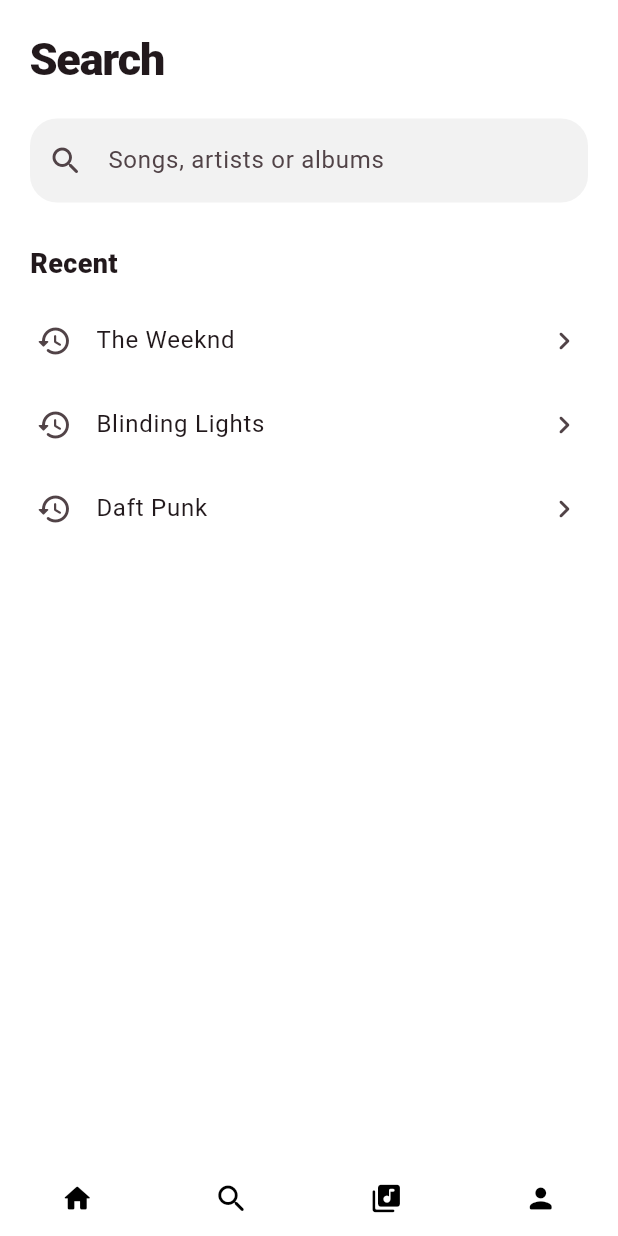
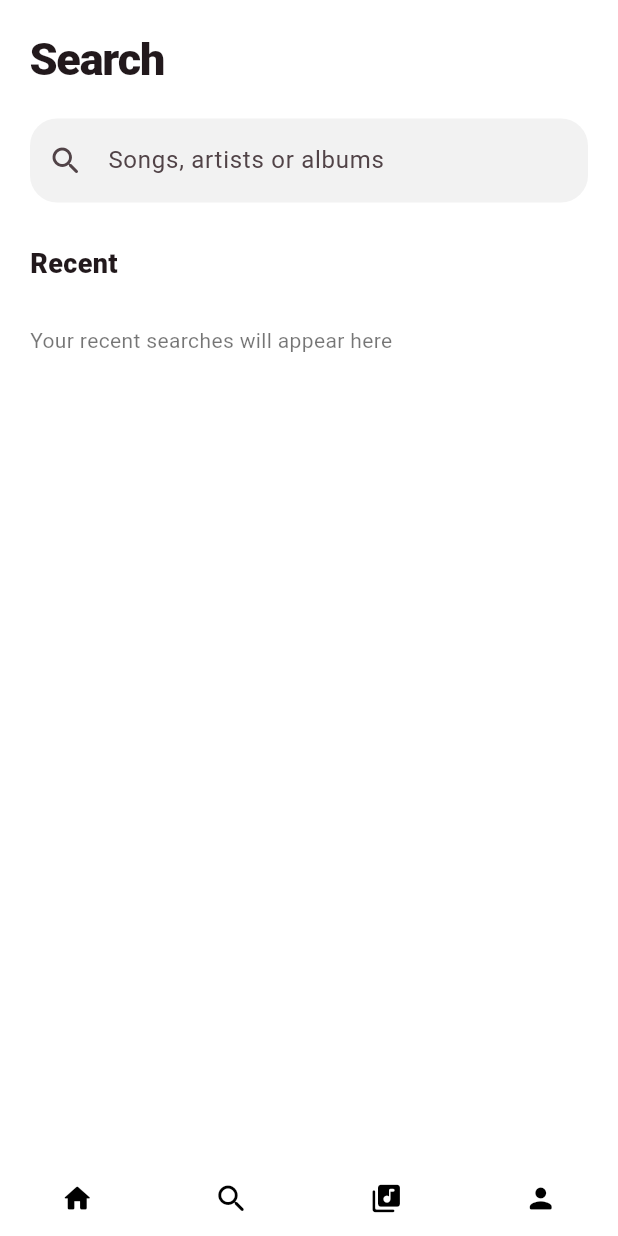
Before and after one commit to FrezzDEV/FlowLy-v1, a Flutter app: the screen it shows after launch, item 2 of the bottom bar chosen, on a phone screen of 412 x 824 dp. Run offline on Flutter 3.47's test engine with Material 3 defaults, Android fonts, the phone set to English and light mode, and no system bars; our stand-ins replace audio_service, just_audio, shared_preferences; network calls fail; statements that could not run were skipped.

Commit message:
feat: make recent searches persistent

```diff
--- a/lib/features/search/presentation/pages/search_page.dart
+++ b/lib/features/search/presentation/pages/search_page.dart
@@ -4,6 +4,7 @@ import '../../../../data/models/track_model.dart';
 import '../../../player/infrastructure/audio_player_service.dart';
 import '../../domain/search_repository.dart';
 import '../bloc/search_controller.dart';
+import '../data/recent_search_store.dart';
 import '../widgets/search_result_tile.dart';
 
 class SearchPage extends StatefulWidget {
@@ -22,15 +23,11 @@ class SearchPage extends StatefulWidget {
 
 class _SearchPageState extends State<SearchPage> {
   late final FlowLySearchController _controller;
+  late final RecentSearchStore _recentStore;
   final _textController = TextEditingController();
   final _focusNode = FocusNode();
 
-  final List<String> _recentSearches = <String>[
-    'The Weeknd',
-    'Blinding Lights',
-    'Daft Punk',
-  ];
-
+  List<String> _recentSearches = const <String>[];
   String? _playingVideoId;
   bool _loadingTrack = false;
 
@@ -38,8 +35,16 @@ class _SearchPageState extends State<SearchPage> {
   void initState() {
     super.initState();
     _controller = FlowLySearchController(widget.searchRepository);
+    _recentStore = const RecentSearchStore();
     _focusNode.requestFocus();
     _controller.addListener(_onChanged);
+    _loadRecentSearches();
+  }
+
+  Future<void> _loadRecentSearches() async {
+    final recent = await _recentStore.load();
+    if (!mounted) return;
+    setState(() => _recentSearches = recent);
   }
 
   void _onChanged() => setState(() {});
@@ -52,6 +57,18 @@ class _SearchPageState extends State<SearchPage> {
     _textController.dispose();
     _focusNode.dispose();
     super.dispose();
+  }
+
+  Future<void> _selectRecent(String query) async {
+    _textController.text = query;
+    _textController.selection = TextSelection.collapsed(offset: query.length);
+    await _controller.search(query);
+    if (mounted) setState(() {});
+  }
+
+  Future<void> _removeRecent(String query) async {
+    await _recentStore.remove(query);
+    await _loadRecentSearches();
   }
 
   Future<void> _play(FlowLyTrack track) async {
@@ -76,9 +93,8 @@ class _SearchPageState extends State<SearchPage> {
 
       final query = _textController.text.trim();
       if (query.isNotEmpty) {
-        _recentSearches.remove(query);
-        _recentSearches.insert(0, query);
-        if (_recentSearches.length > 6) _recentSearches.removeLast();
+        await _recentStore.add(query);
+        if (mounted) await _loadRecentSearches();
       }
       widget.onPlayerRequested();
     } catch (_) {
@@ -96,6 +112,7 @@ class _SearchPageState extends State<SearchPage> {
   @override
   Widget build(BuildContext context) {
     final hasQuery = _textController.text.trim().isNotEmpty;
+
     return ListView(
       padding: const EdgeInsets.fromLTRB(20, 18, 20, 140),
       children: [
@@ -136,23 +153,45 @@ class _SearchPageState extends State<SearchPage> {
         ),
         const SizedBox(height: 28),
         if (!hasQuery) ...[
+          Row(
+            mainAxisAlignment: MainAxisAlignment.spaceBetween,
+            children: [
               const Text(
                 'Recent',
                 style: TextStyle(fontSize: 18, fontWeight: FontWeight.w800),
               ),
+              if (_recentSearches.isNotEmpty)
+                TextButton(
+                  onPressed: () async {
+                    await _recentStore.clear();
+                    if (mounted) setState(() => _recentSearches = const []);
+                  },
+                  style: TextButton.styleFrom(foregroundColor: Colors.black),
+                  child: const Text('Clear'),
+                ),
+            ],
+          ),
           const SizedBox(height: 10),
+          if (_recentSearches.isEmpty)
+            const Padding(
+              padding: EdgeInsets.only(top: 18),
+              child: Text(
+                'Your recent searches will appear here',
+                style: TextStyle(color: Colors.black54),
+              ),
+            )
+          else
             ..._recentSearches.map(
               (query) => ListTile(
                 contentPadding: const EdgeInsets.symmetric(horizontal: 4),
                 leading: const Icon(Icons.history_rounded),
                 title: Text(query),
-              trailing: const Icon(Icons.chevron_right_rounded),
-              onTap: () {
-                _textController.text = query;
-                _textController.selection = TextSelection.collapsed(offset: query.length);
-                _controller.search(query);
-                setState(() {});
-              },
+                trailing: IconButton(
+                  tooltip: 'Remove',
+                  onPressed: () => _removeRecent(query),
+                  icon: const Icon(Icons.close_rounded, size: 20),
+                ),
+                onTap: () => _selectRecent(query),
               ),
             ),
         ] else ...[
@@ -174,10 +213,14 @@ class _SearchPageState extends State<SearchPage> {
               padding: const EdgeInsets.only(top: 12),
               child: Column(
                 children: [
-                  Text(_controller.error!),
-                  const SizedBox(height: 8),
+                  const Text('Не удалось выполнить поиск'),
+                  const SizedBox(height: 10),
                   FilledButton(
                     onPressed: () => _controller.search(_textController.text.trim()),
+                    style: FilledButton.styleFrom(
+                      backgroundColor: Colors.black,
+                      foregroundColor: Colors.white,
+                    ),
                     child: const Text('Повторить'),
                   ),
                 ],
```
Lines whose indentation alone changed are shown as unchanged.
